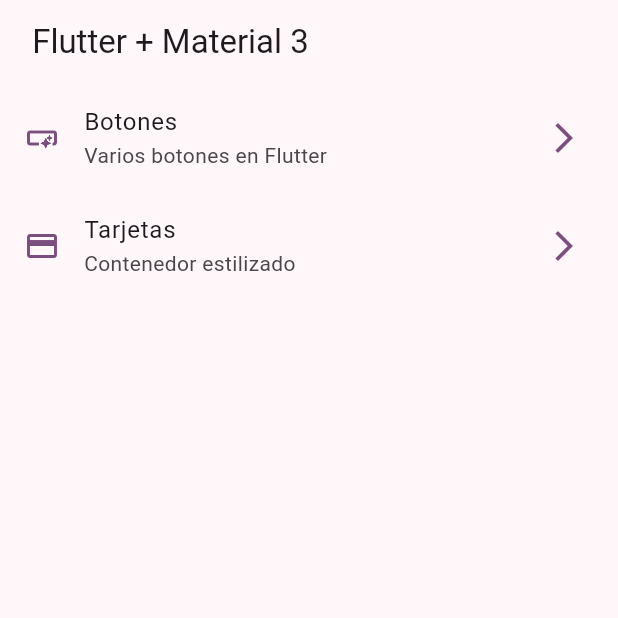
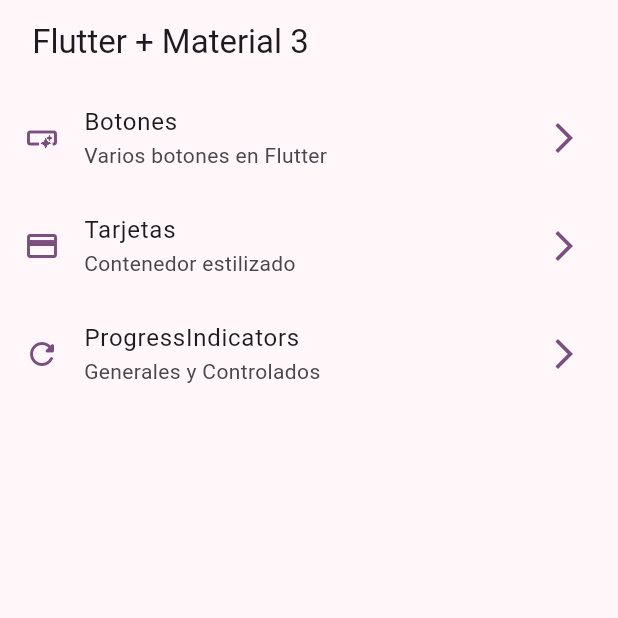
Before and after one commit to JulianOsorio27/componentesFlutter, a Flutter app: the screen it shows after launch, on a phone screen of 412 x 824 dp, the top half of it. Run offline on Flutter 3.47's test engine with Material 3 defaults, Android fonts, the phone set to English and light mode, and no system bars; our stand-ins replace go_router.

Commit message:
Progress Indicators Temrinado

```diff
--- a/lib/config/menu/menu_items.dart
+++ b/lib/config/menu/menu_items.dart
@@ -33,4 +33,11 @@ const appMenuItems = <MenuItems> [
     icon: Icons.credit_card
   ),
 
+  MenuItems(
+    title: 'ProgressIndicators',
+    subTitle:'Generales y Controlados',
+    link: '/progress',
+    icon: Icons.refresh_rounded
+  ),
+
 ];
--- a/lib/config/router/app_router.dart
+++ b/lib/config/router/app_router.dart
@@ -22,5 +22,10 @@ final appRouter = GoRouter(
       name: CardsScreen.name,
       builder: (context, state) => const CardsScreen(),
     ),
+    GoRoute(
+      path: '/progress',
+      name: ProgressScreen.name,
+      builder: (context, state) => const ProgressScreen(),
+    ),
   ],
 );
```
Also changed, not shown: lib/presentation/screens/progress/progress_screen.dart (+73 -4 lines).
